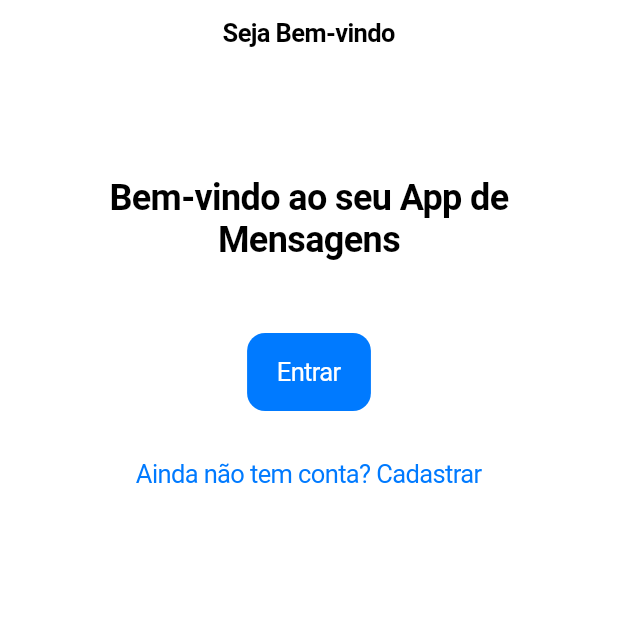
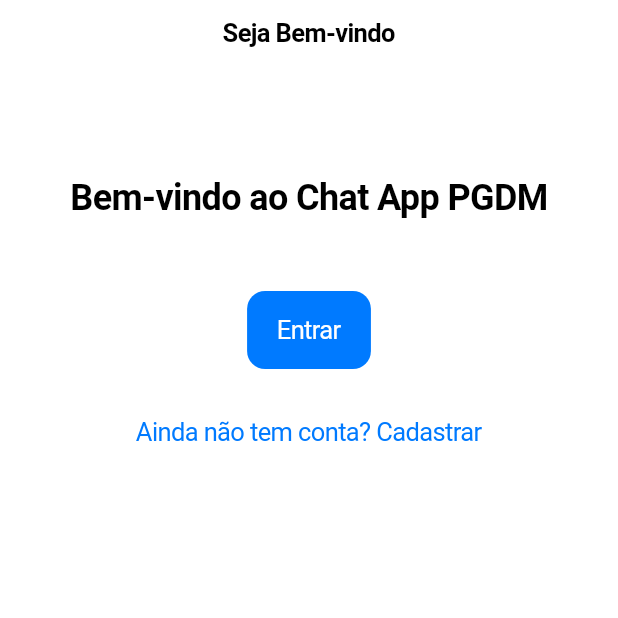
Before and after one commit to diogotoporcov/chat_app_pgdm, a Flutter app: the screen it shows after launch, on a phone screen of 412 x 824 dp, the top half of it. Run offline on Flutter 3.47's test engine with Material 3 defaults, Android fonts, the phone set to English and light mode, and no system bars; our stand-ins replace cloud_firestore, firebase_auth, firebase_core, firebase_messaging, firebase_storage, flutter_local_notifications and 1 more; accounts and stored records are empty.

Commit message:
Update welcome_screen.dart
updated welcome screen text

```diff
--- a/lib/screens/welcome_screen.dart
+++ b/lib/screens/welcome_screen.dart
@@ -32,7 +32,7 @@ class WelcomeScreen extends StatelessWidget {
               children: [
                 const SizedBox(height: 50), // Margem adicionada no topo
                 const Text(
-                  "Bem-vindo ao seu App de Mensagens", // Texto de boas-vindas
+                  "Bem-vindo ao Chat App PGDM", // Texto de boas-vindas
                   style: TextStyle(
                     fontSize: 24,
                     fontWeight: FontWeight.w600,
```
